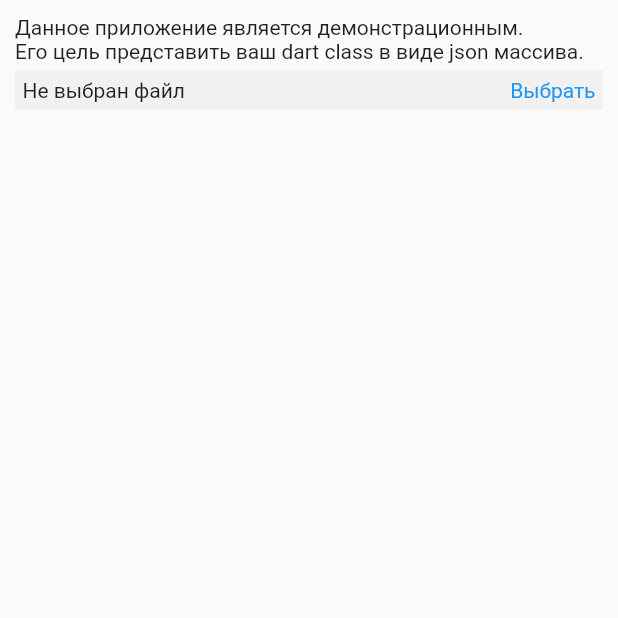
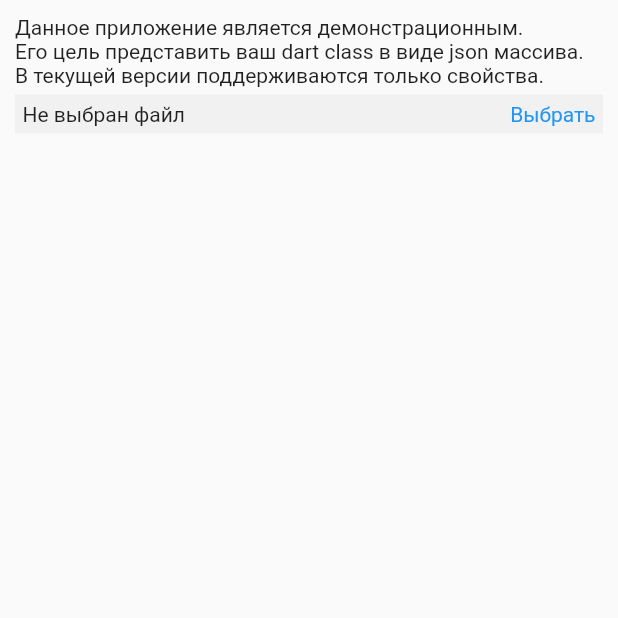
Before and after one commit to idushii/DartAstSupport, a Flutter app: the screen it shows after launch, on a phone screen of 412 x 824 dp, the top half of it. Run offline on Flutter 3.47's test engine with Material 2 defaults, Android fonts, the phone set to English and light mode, and no system bars; our stand-ins replace pub_semver; missing offline and left inert: analyzer, filepicker_windows.

Commit message:
Обновил описание

```diff
--- a/lib/main_screen.dart
+++ b/lib/main_screen.dart
@@ -24,7 +24,11 @@ class _MainScreenState extends State<MainScreen> {
           crossAxisAlignment: CrossAxisAlignment.start,
           children: [
             Text(
-                'Данное приложение является демонстрационным. \nЕго цель представить ваш dart class в виде json массива.'),
+              'Данное приложение является демонстрационным. '
+              '\nЕго цель представить ваш dart class в виде json массива.'
+              '\nВ текущей версии поддерживаются только свойства.'
+              ,
+            ),
             SelectFolder(onSelectFile: onSelectFile),
             Expanded(
               child: SingleChildScrollView(
```
